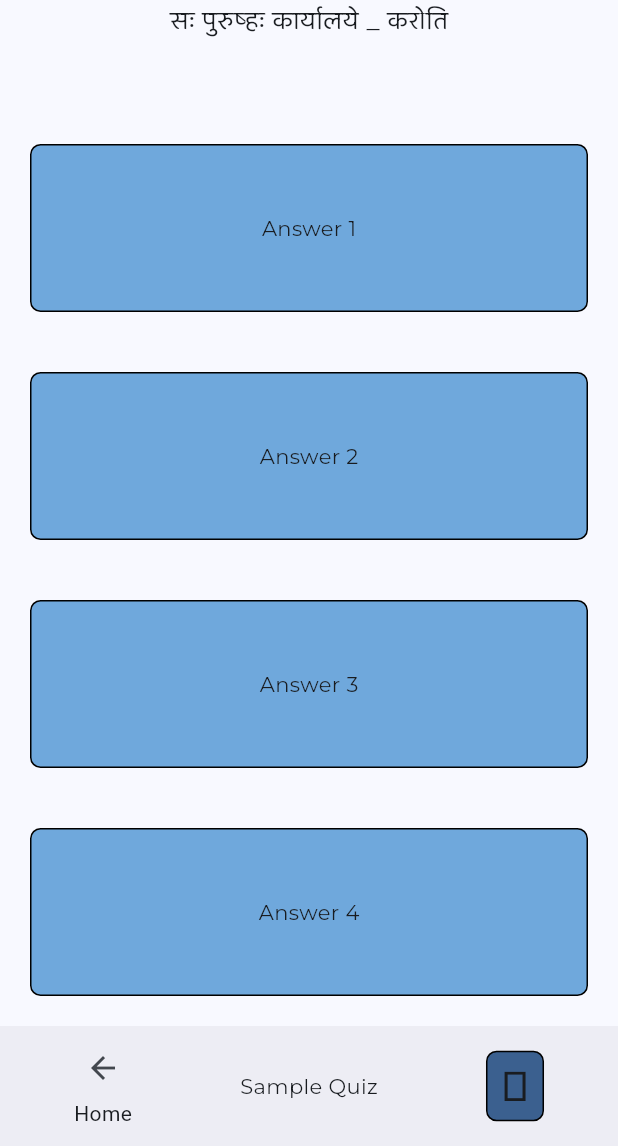
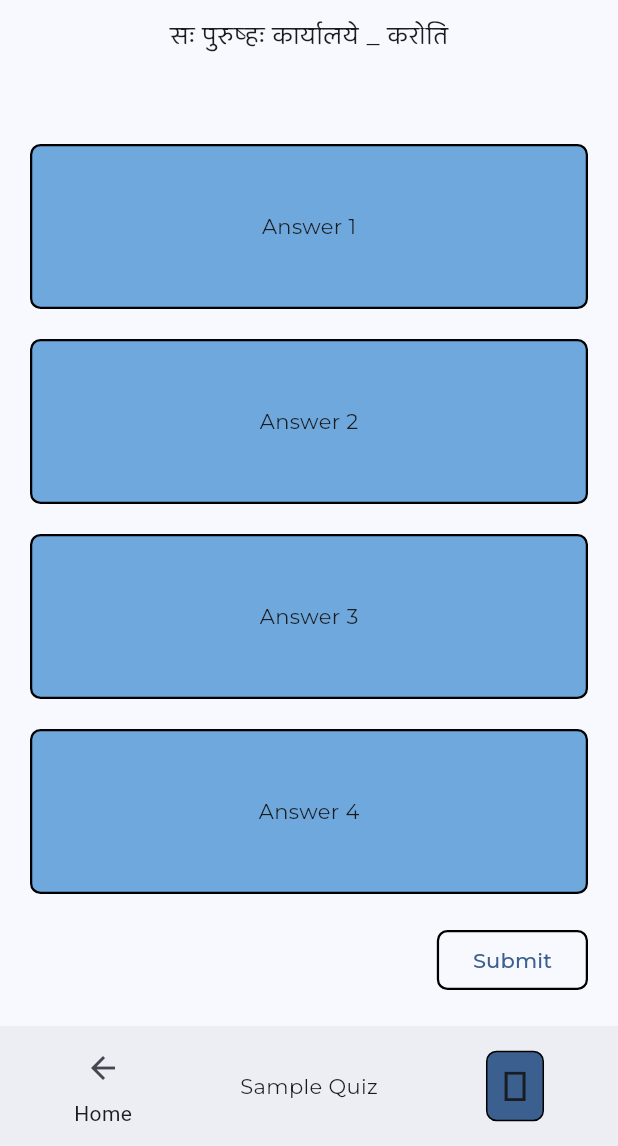
Before and after one commit to JishnuM5/5MinuteSanskrit, a Flutter app: the screen it shows after launch, after a tap on "Sample Quiz", on a phone screen of 412 x 824 dp, the part 90-1236 px from its top. Run offline on Flutter 3.47's test engine with Material 3 defaults, Android fonts, the phone set to English and light mode, and no system bars; our stand-ins replace animated_text_kit, google_fonts.

Commit message:
Started responsive quiz page, can choose answer options.

```diff
--- a/lib/main.dart
+++ b/lib/main.dart
@@ -15,8 +15,11 @@ class MyApp extends StatelessWidget {
   // This widget is the root of my application.
   @override
   Widget build(BuildContext context) {
-    return ChangeNotifierProvider(
-      create: (context) => MyAppState(),
+    return MultiProvider(
+      providers: [
+        ChangeNotifierProvider<MyAppState>(create: (context) => MyAppState()),
+        ChangeNotifierProvider<MyQuizState>(create: (context) => MyQuizState()),
+      ],
       child: MaterialApp(
         debugShowCheckedModeBanner: false,
         title: '5 Minute संस्कृतम्',
@@ -258,7 +261,10 @@ class _MainPageState extends State<MainPage> {
                 ),
               ),
             ),
-            AnimatedTextKit(animatedTexts: [
+            AnimatedTextKit(
+                isRepeatingAnimation: true,
+                repeatForever: false,
+                animatedTexts: [
                   TypewriterAnimatedText(
                     'some text',
                     cursor: '।',
--- a/lib/quiz_page.dart
+++ b/lib/quiz_page.dart
@@ -1,5 +1,20 @@
 import 'package:flutter/material.dart';
-//import 'package:provider/provider.dart';
+import 'package:provider/provider.dart';
+
+class MyQuizState extends ChangeNotifier {
+  int _selectedIndex = -1;
+  final int _correctIndex = 0;
+
+  void _onAnswerSelected(int index) {
+    _selectedIndex = index;
+    notifyListeners();
+  }
+
+  bool _onAnswerSubmitted() {
+    notifyListeners();
+    return _correctIndex == _selectedIndex;
+  }
+}
 
 class QuizPage extends StatefulWidget {
   const QuizPage({super.key});
@@ -19,6 +34,8 @@ class _QuizPageState extends State<QuizPage> {
             constraints: BoxConstraints(
                 minWidth: constraints.maxWidth,
                 minHeight: constraints.maxHeight),
+            child: Padding(
+              padding: const EdgeInsets.all(10.0),
               child: IntrinsicHeight(
                 child: Column(
                   mainAxisSize: MainAxisSize.max,
@@ -30,11 +47,34 @@ class _QuizPageState extends State<QuizPage> {
                           .apply(fontSizeFactor: 1.25),
                     ),
                     const SizedBox(height: 50),
-                  const Expanded(child: AnswerTile(option: 'Answer 1')),
-                  const Expanded(child: AnswerTile(option: 'Answer 2')),
-                  const Expanded(child: AnswerTile(option: 'Answer 3')),
-                  const Expanded(child: AnswerTile(option: 'Answer 4')),
+                    const Expanded(
+                        child: AnswerTile(option: 'Answer 1', index: 0)),
+                    const Expanded(
+                        child: AnswerTile(option: 'Answer 2', index: 1)),
+                    const Expanded(
+                        child: AnswerTile(option: 'Answer 3', index: 2)),
+                    const Expanded(
+                        child: AnswerTile(option: 'Answer 4', index: 3)),
+                    Row(
+                      mainAxisAlignment: MainAxisAlignment.end,
+                      children: [
+                        Padding(
+                          padding: const EdgeInsets.all(10.0),
+                          child: OutlinedButton(
+                            onPressed: () => {},
+                            style: OutlinedButton.styleFrom(
+                              side: const BorderSide(width: 1.5),
+                              shape: RoundedRectangleBorder(
+                                borderRadius: BorderRadius.circular(7),
+                              ),
+                            ),
+                            child: const Text("Submit"),
+                          ),
+                        ),
                       ],
+                    ),
+                  ],
+                ),
               ),
             ),
           ),
@@ -47,26 +87,42 @@ class _QuizPageState extends State<QuizPage> {
 class AnswerTile extends StatelessWidget {
   const AnswerTile({
     super.key,
+    required this.index,
     required this.option,
   });
 
+  final int index;
   final String option;
 
   @override
   Widget build(BuildContext context) {
+    var quizState = context.watch<MyQuizState>();
+    Border border;
+    if (quizState._selectedIndex == index) {
+      border = Border.all(
+        color: Theme.of(context).primaryColorDark,
+        width: 4.0,
+      );
+    } else {
+      border = Border.all(color: Colors.black, width: 1.5);
+    }
     return Padding(
-      padding: const EdgeInsets.all(20.0),
+      padding: const EdgeInsets.all(10),
+      child: MouseRegion(
+        cursor: SystemMouseCursors.click,
+        child: GestureDetector(
+          onTap: () => context.read<MyQuizState>()._onAnswerSelected(index),
           child: Container(
             decoration: BoxDecoration(
-          border: Border.all(
-            color: Colors.black,
-          ),
+              border: border,
               borderRadius: const BorderRadius.all(Radius.circular(7)),
               color: Theme.of(context).primaryColorLight,
             ),
-        padding: const EdgeInsets.all(15.0),
+            padding: const EdgeInsets.all(10.0),
             alignment: Alignment.center,
             child: Text(option),
+          ),
+        ),
       ),
     );
   }
```
Lines whose indentation alone changed are shown as unchanged.
